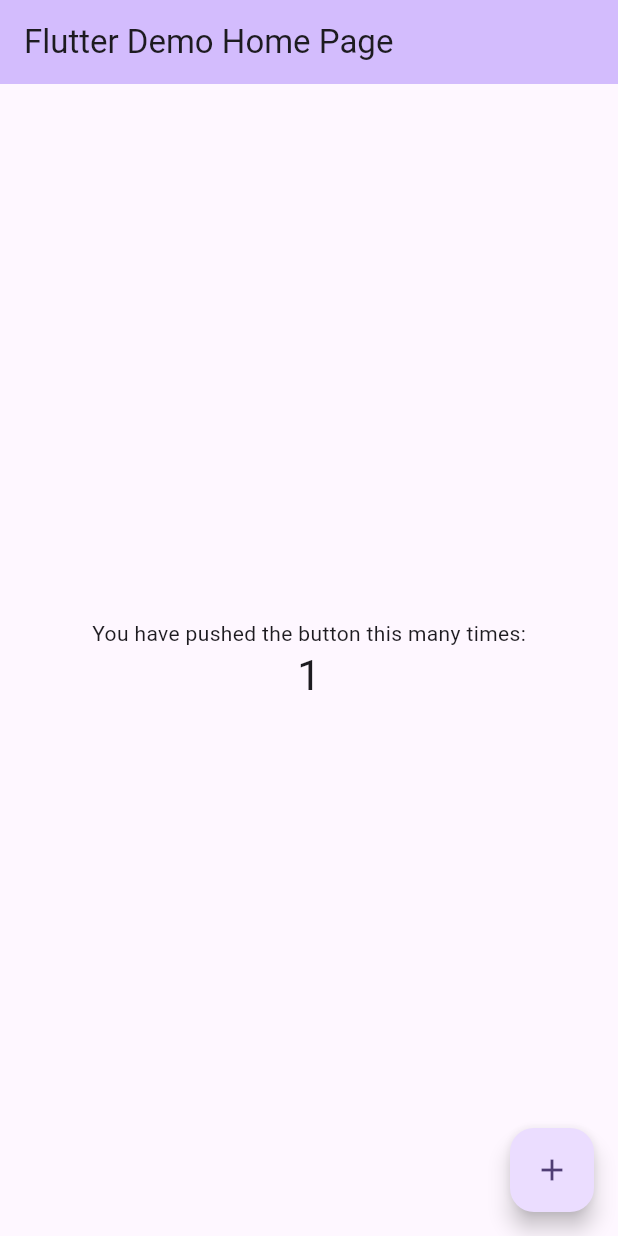
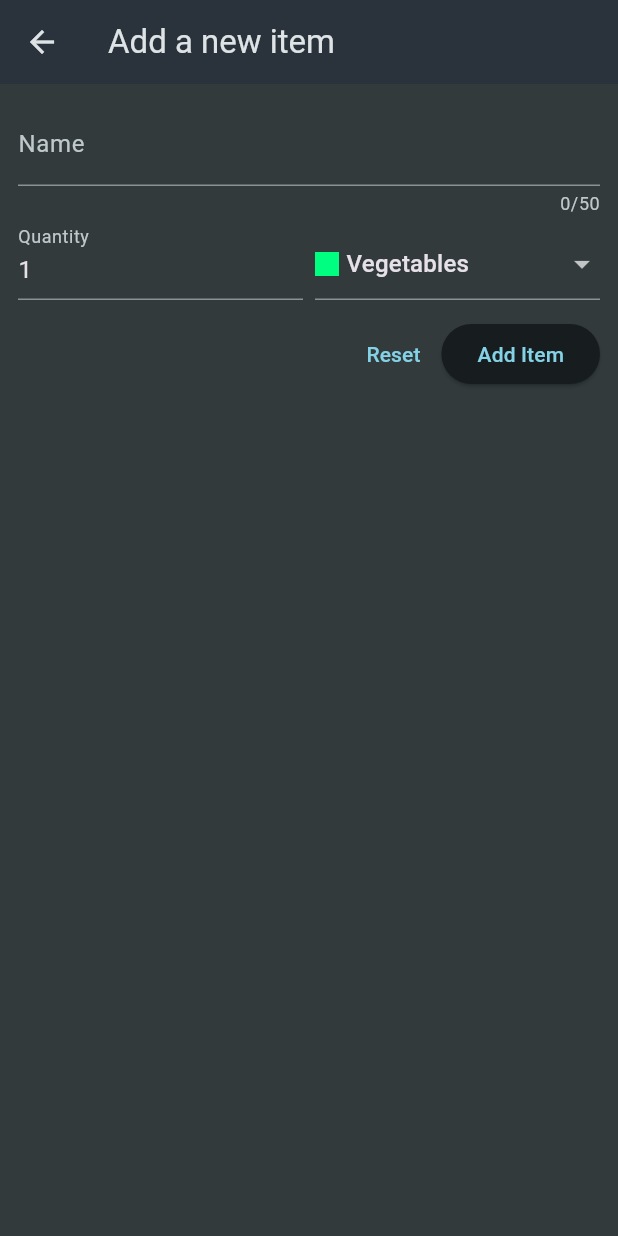
Before and after one commit to tamby1296/Flutter---Shopping-list, a Flutter app: the screen it shows after launch, after a tap on the "add" icon, on a phone screen of 412 x 824 dp. Run offline on Flutter 3.47's test engine with Material 3 defaults, Android fonts, the phone set to English and light mode, and no system bars.

Commit message:
form controls

```diff
--- /dev/null
+++ b/lib/data/categories.dart
@@ -0,0 +1,46 @@
+import 'package:flutter/material.dart';
+
+import 'package:demo5/models/category.dart';
+
+const categories = {
+  Categories.vegetables: Category(
+    'Vegetables',
+    Color.fromARGB(255, 0, 255, 128),
+  ),
+  Categories.fruit: Category(
+    'Fruit',
+    Color.fromARGB(255, 145, 255, 0),
+  ),
+  Categories.meat: Category(
+    'Meat',
+    Color.fromARGB(255, 255, 102, 0),
+  ),
+  Categories.dairy: Category(
+    'Dairy',
+    Color.fromARGB(255, 0, 208, 255),
+  ),
+  Categories.carbs: Category(
+    'Carbs',
+    Color.fromARGB(255, 0, 60, 255),
+  ),
+  Categories.sweets: Category(
+    'Sweets',
+    Color.fromARGB(255, 255, 149, 0),
+  ),
+  Categories.spices: Category(
+    'Spices',
+    Color.fromARGB(255, 255, 187, 0),
+  ),
+  Categories.convenience: Category(
+    'Convenience',
+    Color.fromARGB(255, 191, 0, 255),
+  ),
+  Categories.hygiene: Category(
+    'Hygiene',
+    Color.fromARGB(255, 149, 0, 255),
+  ),
+  Categories.other: Category(
+    'Other',
+    Color.fromARGB(255, 0, 225, 255),
+  ),
+};
--- /dev/null
+++ b/lib/data/dummy_data.dart
@@ -0,0 +1,22 @@
+
+import 'package:demo5/data/categories.dart';
+import 'package:demo5/models/category.dart';
+import 'package:demo5/models/grocery_item.dart';
+
+final groceryItems = [
+  GroceryItem(
+      id: 'a',
+      name: 'Milk',
+      quantity: 1,
+      category: categories[Categories.dairy]!),
+  GroceryItem(
+      id: 'b',
+      name: 'Bananas',
+      quantity: 5,
+      category: categories[Categories.fruit]!),
+  GroceryItem(
+      id: 'c',
+      name: 'Beef Steak',
+      quantity: 1,
+      category: categories[Categories.meat]!),
+];
--- a/lib/main.dart
+++ b/lib/main.dart
@@ -1,3 +1,4 @@
+import 'package:demo5/screens/grocery_list.dart';
 import 'package:flutter/material.dart';
 
 void main() {
@@ -11,112 +12,16 @@ class MyApp extends StatelessWidget {
   @override
   Widget build(BuildContext context) {
     return MaterialApp(
-      title: 'Flutter Demo',
-      theme: ThemeData(
-        // This is the theme of your application.
-        //
-        // TRY THIS: Try running your application with "flutter run". You'll see
-        // the application has a purple toolbar. Then, without quitting the app,
-        // try changing the seedColor in the colorScheme below to Colors.green
-        // and then invoke "hot reload" (save your changes or press the "hot
-        // reload" button in a Flutter-supported IDE, or press "r" if you used
-        // the command line to start the app).
-        //
-        // Notice that the counter didn't reset back to zero; the application
-        // state is not lost during the reload. To reset the state, use hot
-        // restart instead.
-        //
-        // This works for code too, not just values: Most code changes can be
-        // tested with just a hot reload.
-        colorScheme: ColorScheme.fromSeed(seedColor: Colors.deepPurple),
+      title: 'Flutter Groceries',
+      theme: ThemeData.dark().copyWith(
+        colorScheme: ColorScheme.fromSeed(
+          seedColor: const Color.fromARGB(255, 147, 229, 250),
+          brightness: Brightness.dark,
+          surface: const Color.fromARGB(255, 42, 51, 59),
+        ),
+        scaffoldBackgroundColor: const Color.fromARGB(255, 50, 58, 60),
       ),
-      home: const MyHomePage(title: 'Flutter Demo Home Page'),
+      home: GroceryList(),
     );
   }
 }
-
-class MyHomePage extends StatefulWidget {
-  const MyHomePage({super.key, required this.title});
-
-  // This widget is the home page of your application. It is stateful, meaning
-  // that it has a State object (defined below) that contains fields that affect
-  // how it looks.
-
-  // This class is the configuration for the state. It holds the values (in this
-  // case the title) provided by the parent (in this case the App widget) and
-  // used by the build method of the State. Fields in a Widget subclass are
-  // always marked "final".
-
-  final String title;
-
-  @override
-  State<MyHomePage> createState() => _MyHomePageState();
-}
-
-class _MyHomePageState extends State<MyHomePage> {
-  int _counter = 0;
-
-  void _incrementCounter() {
-    setState(() {
-      // This call to setState tells the Flutter framework that something has
-      // changed in this State, which causes it to rerun the build method below
-      // so that the display can reflect the updated values. If we changed
-      // _counter without calling setState(), then the build method would not be
-      // called again, and so nothing would appear to happen.
-      _counter++;
-    });
-  }
-
-  @override
-  Widget build(BuildContext context) {
-    // This method is rerun every time setState is called, for instance as done
-    // by the _incrementCounter method above.
-    //
-    // The Flutter framework has been optimized to make rerunning build methods
-    // fast, so that you can just rebuild anything that needs updating rather
-    // than having to individually change instances of widgets.
-    return Scaffold(
-      appBar: AppBar(
-        // TRY THIS: Try changing the color here to a specific color (to
-        // Colors.amber, perhaps?) and trigger a hot reload to see the AppBar
-        // change color while the other colors stay the same.
-        backgroundColor: Theme.of(context).colorScheme.inversePrimary,
-        // Here we take the value from the MyHomePage object that was created by
-        // the App.build method, and use it to set our appbar title.
-        title: Text(widget.title),
-      ),
-      body: Center(
-        // Center is a layout widget. It takes a single child and positions it
-        // in the middle of the parent.
-        child: Column(
-          // Column is also a layout widget. It takes a list of children and
-          // arranges them vertically. By default, it sizes itself to fit its
-          // children horizontally, and tries to be as tall as its parent.
-          //
-          // Column has various properties to control how it sizes itself and
-          // how it positions its children. Here we use mainAxisAlignment to
-          // center the children vertically; the main axis here is the vertical
-          // axis because Columns are vertical (the cross axis would be
-          // horizontal).
-          //
-          // TRY THIS: Invoke "debug painting" (choose the "Toggle Debug Paint"
-          // action in the IDE, or press "p" in the console), to see the
-          // wireframe for each widget.
-          mainAxisAlignment: MainAxisAlignment.center,
-          children: <Widget>[
-            const Text('You have pushed the button this many times:'),
-            Text(
-              '$_counter',
-              style: Theme.of(context).textTheme.headlineMedium,
-            ),
-          ],
-        ),
-      ),
-      floatingActionButton: FloatingActionButton(
-        onPressed: _incrementCounter,
-        tooltip: 'Increment',
-        child: const Icon(Icons.add),
-      ), // This trailing comma makes auto-formatting nicer for build methods.
-    );
-  }
-}
--- /dev/null
+++ b/lib/models/category.dart
@@ -0,0 +1,22 @@
+import 'package:flutter/material.dart';
+
+enum Categories {
+  vegetables,
+  fruit,
+  meat,
+  dairy,
+  carbs,
+  sweets,
+  spices,
+  convenience,
+  hygiene,
+  other,
+}
+
+
+class Category {
+  final String name;
+  final Color color;
+
+  const Category(this.name, this.color);
+}
--- /dev/null
+++ b/lib/models/grocery_item.dart
@@ -0,0 +1,15 @@
+import 'package:demo5/models/category.dart';
+
+class GroceryItem {
+  final String id;
+  final String name;
+  final int quantity;
+  final Category category;
+
+  const GroceryItem({
+    required this.id,
+    required this.name,
+    required this.quantity,
+    required this.category,
+  });
+}
--- /dev/null
+++ b/lib/screens/grocery_list.dart
@@ -0,0 +1,54 @@
+import 'package:demo5/models/grocery_item.dart';
+import 'package:demo5/screens/new_item.dart';
+import 'package:demo5/widgets/grocery_item.dart';
+import 'package:flutter/material.dart';
+
+class GroceryList extends StatefulWidget {
+  const GroceryList({super.key});
+
+  @override
+  State<GroceryList> createState() => _GroceryListState();
+}
+
+class _GroceryListState extends State<GroceryList> {
+  final List<GroceryItem> _groceryItems = [];
+
+  void _addItem() async {
+    final newGroceryItem = await Navigator.of(
+      context,
+    ).push<GroceryItem>(MaterialPageRoute(builder: (ctx) => NewItem()));
+    if (newGroceryItem == null) return;
+
+    setState(() {
+      _groceryItems.add(newGroceryItem);
+    });
+  }
+
+  void removeItem(String id) {
+    setState(() {
+       _groceryItems.removeWhere((item) => item.id == id);
+    });
+  }
+
+  @override
+  Widget build(BuildContext context) {
+    Widget mainContent = Center(
+      child: Text('No grocery items yet'),
+    );
+
+    if (_groceryItems.isNotEmpty) {
+      mainContent = ListView.builder(
+        itemCount: _groceryItems.length,
+        itemBuilder:
+            (context, index) => GroceryItemWidget(_groceryItems[index], onDismissed: removeItem),
+      );
+    }
+    return Scaffold(
+      appBar: AppBar(
+        title: Text("Your Groceries"),
+        actions: [IconButton(onPressed: _addItem, icon: const Icon(Icons.add))],
+      ),
+      body: mainContent,
+    );
+  }
+}
--- /dev/null
+++ b/lib/screens/new_item.dart
@@ -0,0 +1,132 @@
+import 'package:demo5/data/categories.dart';
+import 'package:demo5/models/category.dart';
+import 'package:demo5/models/grocery_item.dart';
+import 'package:flutter/material.dart';
+
+class NewItem extends StatefulWidget {
+  const NewItem({super.key});
+
+  @override
+  State<NewItem> createState() {
+    return _NewItemState();
+  }
+}
+
+class _NewItemState extends State<NewItem> {
+  final _formKey = GlobalKey<FormState>();
+  String? _enteredName;
+  int? _enteredQuantity = 1;
+  Category _selectedCategory = categories[Categories.vegetables]!;
+
+  void _saveItem() {
+    if (_formKey.currentState!.validate()) {
+      _formKey.currentState!.save();
+      Navigator.of(context).pop(
+        GroceryItem(
+          id: DateTime.now().toString(),
+          name: _enteredName!,
+          quantity: _enteredQuantity!,
+          category: _selectedCategory,
+        ),
+      );
+    }
+  }
+
+  @override
+  Widget build(BuildContext context) {
+    return Scaffold(
+      appBar: AppBar(title: const Text('Add a new item')),
+      body: Padding(
+        padding: const EdgeInsets.all(12),
+        child: Form(
+          key: _formKey,
+          child: Column(
+            children: [
+              TextFormField(
+                maxLength: 50,
+                decoration: InputDecoration(label: Text("Name")),
+                onSaved: (name) {
+                  _enteredName = name;
+                },
+                validator: (value) {
+                  if (value == null ||
+                      value.isEmpty ||
+                      value.trim().length <= 1 ||
+                      value.trim().length > 50) {
+                    return ' Must be between 1 and 50 characters.';
+                  }
+                  return null;
+                },
+              ),
+              Row(
+                crossAxisAlignment: CrossAxisAlignment.end,
+                children: [
+                  Expanded(
+                    child: TextFormField(
+                      keyboardType: TextInputType.number,
+                      decoration: InputDecoration(label: Text('Quantity')),
+                      initialValue: _enteredQuantity.toString(),
+                      onSaved: (qty) {
+                        _enteredQuantity = int.tryParse(qty!);
+                      },
+                      validator: (value) {
+                        if (value == null ||
+                            value.isEmpty ||
+                            int.tryParse(value) == null ||
+                            int.tryParse(value)! <= 0) {
+                          return 'Must be a valid +ve number.';
+                        }
+                        return null;
+                      },
+                    ),
+                  ),
+                  SizedBox(width: 8),
+                  Expanded(
+                    child: DropdownButtonFormField(
+                      value: _selectedCategory,
+                      items: [
+                        for (final category in categories.entries)
+                          DropdownMenuItem(
+                            value: category.value,
+                            child: Row(
+                              children: [
+                                Container(
+                                  width: 16,
+                                  height: 16,
+                                  color: category.value.color,
+                                ),
+                                SizedBox(width: 5),
+                                Text(category.value.name),
+                              ],
+                            ),
+                          ),
+                      ],
+                      onChanged: (value) {
+                        setState(() {
+                          _selectedCategory = value!;
+                        });
+                      },
+                    ),
+                  ),
+                ],
+              ),
+              SizedBox(height: 12),
+              Row(
+                mainAxisAlignment: MainAxisAlignment.end,
+                children: [
+                  TextButton(
+                    onPressed: () {
+                      _formKey.currentState!.reset();
+                    },
+                    child: Text('Reset'),
+                  ),
+                  ElevatedButton(onPressed: _saveItem, child: Text('Add Item')),
+                ],
+              ),
+            ],
+          ),
+        ),
+      ),
+    );
+  }
+}
--- /dev/null
+++ b/lib/widgets/grocery_item.dart
@@ -0,0 +1,33 @@
+import 'package:demo5/models/grocery_item.dart';
+import 'package:flutter/material.dart';
+
+const double kBoxSize = 24;
+
+class GroceryItemWidget extends StatelessWidget {
+  final GroceryItem item;
+  final Function(String)? onDismissed;
+
+  const GroceryItemWidget(this.item, {super.key, this.onDismissed});
+
+  @override
+  Widget build(BuildContext context) {
+    return Dismissible(
+      key: ValueKey(item.id),
+      onDismissed: (direction) {
+        if(onDismissed != null) onDismissed!(item.id);
+      },
+      child: ListTile(
+        leading: Container(
+          width: kBoxSize,
+          height: kBoxSize,
+          color: item.category.color,
+        ),
+        title: Text(item.name),
+        trailing: Text(
+          item.quantity.toString(),
+          style: Theme.of(context).textTheme.bodyLarge,
+        ),
+      ),
+    );
+  }
+}
```
